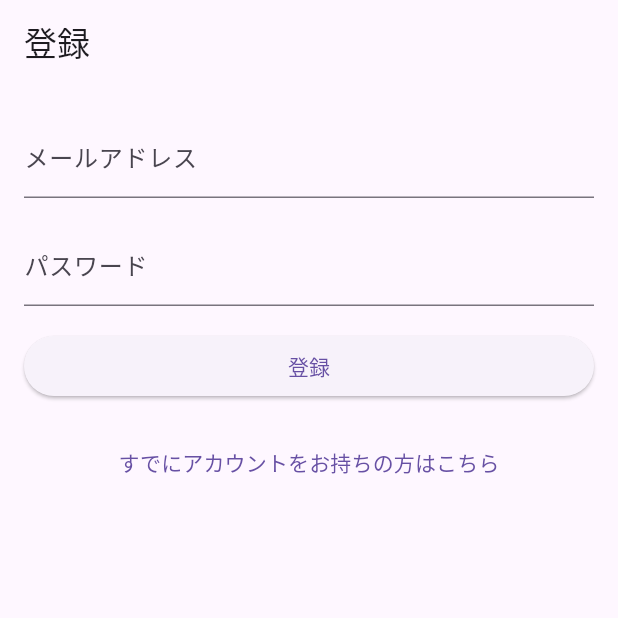
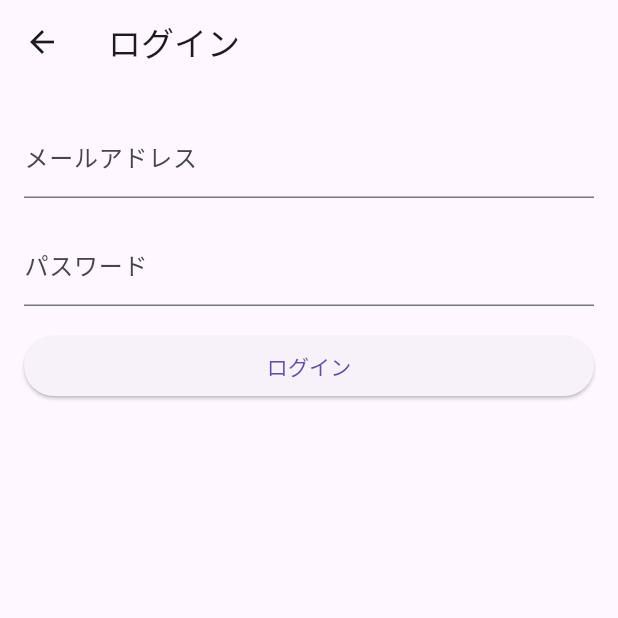
Before and after one commit to dmaruyama-51/secure-base-app-flutter, a Flutter app: the screen it shows after launch, after a tap on "すでにアカウントをお持ちの方はこちら", on a phone screen of 412 x 824 dp, the top half of it. Run offline on Flutter 3.47's test engine with Material 3 defaults, Android fonts, the phone set to English and light mode, and no system bars; our stand-ins replace flutter_dotenv, supabase_flutter; accounts and stored records are empty; network calls fail.

Commit message:
ログイン処理追加

```diff
--- /dev/null
+++ b/lib/views/login_page.dart
@@ -0,0 +1,79 @@
+import 'package:flutter/material.dart';
+import 'package:secure_base/utils/constants.dart';
+import 'package:supabase_flutter/supabase_flutter.dart';
+
+class LoginPage extends StatefulWidget {
+  const LoginPage({Key? key}) : super(key: key);
+
+  static Route<void> route() {
+    return MaterialPageRoute(builder: (context) => const LoginPage());
+  }
+
+  @override
+  LoginPageState createState() => LoginPageState();
+}
+
+class LoginPageState extends State<LoginPage> {
+  bool _isLoading = false;
+  final _emailController = TextEditingController();
+  final _passwordController = TextEditingController();
+
+  Future<void> _signIn() async {
+    setState(() {
+      _isLoading = true;
+    });
+    try {
+      await supabase.auth.signInWithPassword(
+        email: _emailController.text,
+        password: _passwordController.text,
+      );
+      // TODO: ログイン後遷移先ページを追加
+      // Navigator.of(context)
+      //     .pushAndRemoveUntil(NextPage.route(), (route) => false);
+    } on AuthException catch (error) {
+      context.showErrorSnackBar(message: error.message);
+    } catch (_) {
+      context.showErrorSnackBar(message: unexpectedErrorMessage);
+    }
+    if (mounted) {
+      setState(() {
+        _isLoading = false;
+      });
+    }
+  }
+
+  @override
+  void dispose() {
+    _emailController.dispose();
+    _passwordController.dispose();
+    super.dispose();
+  }
+
+  @override
+  Widget build(BuildContext context) {
+    return Scaffold(
+      appBar: AppBar(title: const Text('ログイン')),
+      body: ListView(
+        padding: formPadding,
+        children: [
+          TextFormField(
+            controller: _emailController,
+            decoration: const InputDecoration(labelText: 'メールアドレス'),
+            keyboardType: TextInputType.emailAddress,
+          ),
+          formSpacer,
+          TextFormField(
+            controller: _passwordController,
+            decoration: const InputDecoration(labelText: 'パスワード'),
+            obscureText: true,
+          ),
+          formSpacer,
+          ElevatedButton(
+            onPressed: _isLoading ? null : _signIn,
+            child: const Text('ログイン'),
+          ),
+        ],
+      ),
+    );
+  }
+}
--- a/lib/views/register_page.dart
+++ b/lib/views/register_page.dart
@@ -1,6 +1,7 @@
 import 'package:flutter/material.dart';
 import 'package:secure_base/utils/constants.dart';
 import 'package:supabase_flutter/supabase_flutter.dart';
+import 'package:secure_base/views/login_page.dart';
 
 class RegisterPage extends StatefulWidget {
   const RegisterPage({Key? key}) : super(key: key);
@@ -92,8 +93,7 @@ class _RegisterPageState extends State<RegisterPage> {
             formSpacer,
             TextButton(
               onPressed: () {
-                // TODO: ログインページが実装できたらコメントを外す
-                // Navigator.of(context).push(LoginPage.route());
+                Navigator.of(context).push(LoginPage.route());
               },
               child: const Text('すでにアカウントをお持ちの方はこちら'),
             )
```
